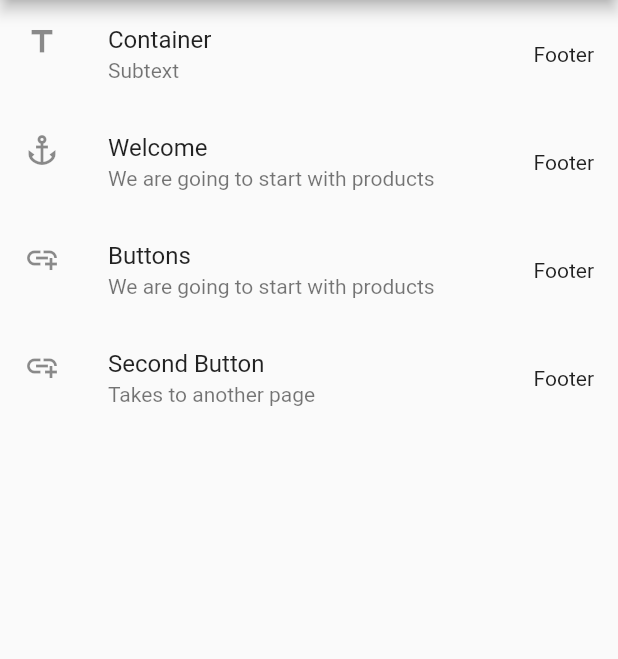
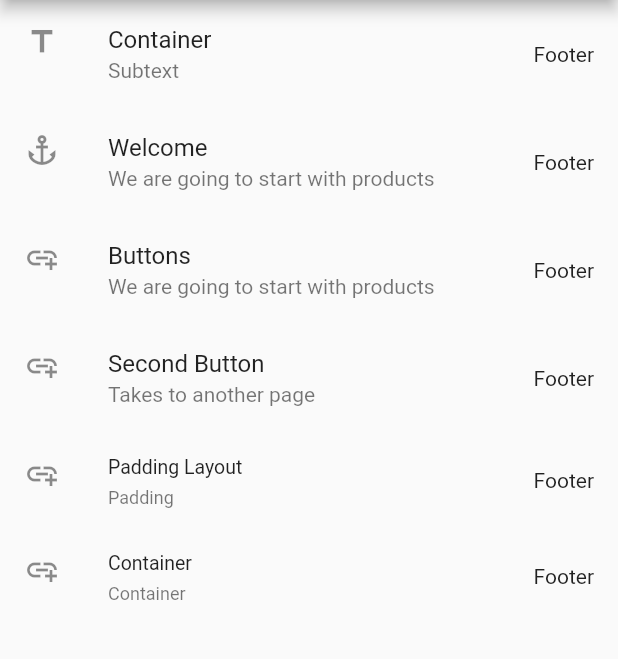
Before and after one commit to NellySsenkumba/e_shop, a Flutter app: the screen it shows after launch, on a phone screen of 412 x 824 dp, the part 84-743 px from its top. Run offline on Flutter 3.47's test engine with Material 2 defaults, Android fonts, the light colour scheme and no system bars.

Commit message:
Single Child Widgets

```diff
--- /dev/null
+++ b/lib/Screens/ScreenPadding.dart
@@ -0,0 +1,20 @@
+import 'package:flutter/material.dart';
+
+class ScreenPadding extends StatelessWidget {
+  const ScreenPadding({Key? key}) : super(key: key);
+
+  @override
+  Widget build(BuildContext context) {
+    return Scaffold(
+      appBar: AppBar(
+        title: Text("Padding"),
+        backgroundColor: Colors.green,
+      ),
+      body: Padding(
+        child: Text("My Widget"),
+        //padding: EdgeInsets.all(20),
+        padding: EdgeInsets.only(top:20,left: 100),
+      ),
+    );
+  }
+}
--- /dev/null
+++ b/lib/Screens/Screen_Container.dart
@@ -0,0 +1,24 @@
+import 'package:flutter/material.dart';
+
+class ScreenContainer extends StatelessWidget {
+  const ScreenContainer({Key? key}) : super(key: key);
+
+  @override
+  Widget build(BuildContext context) {
+    return Scaffold(
+      appBar: AppBar(
+        title: Text("Container"),
+        backgroundColor: Colors.green,
+      ),
+      body: Container(
+        child: Text(
+          "This is my container This is my container This is my container",
+          style: TextStyle(color: Colors.white,fontSize: 20),
+        ),
+        color: Colors.red,
+        width: double.infinity,
+        padding: EdgeInsets.all(20),
+      ),
+    );
+  }
+}
--- a/lib/Screens/text_screen.dart
+++ b/lib/Screens/text_screen.dart
@@ -13,12 +13,12 @@ class TextScreen extends StatelessWidget {
       body: ListView(
         children: [
           ListTile(
-            title: Text("Simple Texts",
+            title: Text("Simple Texts 2.0",
               style: TextStyle(
                 fontSize: 30,
                 color: Colors.red.shade900,
                 fontWeight: FontWeight.bold,
-                backgroundColor: Colors.grey.shade200
+                backgroundColor: Colors.grey.shade200,
               ),
               textAlign: TextAlign.center,
             ),
--- a/lib/main.dart
+++ b/lib/main.dart
@@ -1,3 +1,5 @@
+import 'package:e_shop/Screens/ScreenPadding.dart';
+import 'package:e_shop/Screens/Screen_Container.dart';
 import 'package:e_shop/Screens/text_screen.dart';
 import 'package:flutter/material.dart';
 import 'package:flutter/rendering.dart';
@@ -71,7 +73,31 @@ class _HomeScreenState extends State<HomeScreen> {
                   subtitle: Text("Takes to another page"),
                   trailing: Text("Footer")
 
-              )
+              ),
+              ListTile(
+                  onTap: () => {
+                    Navigator.push(context,
+                        MaterialPageRoute(builder: (context)=>ScreenPadding()))
+                  },
+                  leading: Icon(Icons.add_link),
+                  title: Text("Padding Layout"),
+                  dense: true,
+                  subtitle: Text("Padding"),
+                  trailing: Text("Footer")
+
+              ),
+              ListTile(
+                  onTap: () => {
+                    Navigator.push(context,
+                        MaterialPageRoute(builder: (context)=>ScreenContainer()))
+                  },
+                  leading: Icon(Icons.add_link),
+                  title: Text("Container"),
+                  dense: true,
+                  subtitle: Text("Container"),
+                  trailing: Text("Footer")
+
+              ),
             ]
         ),
       ),
```
